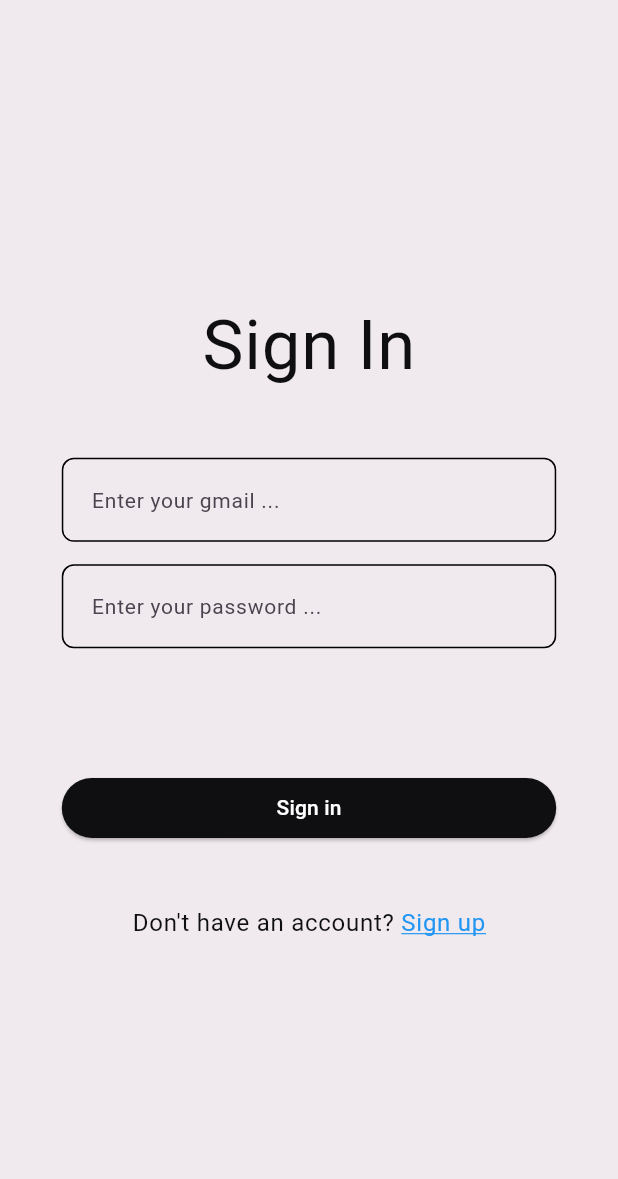
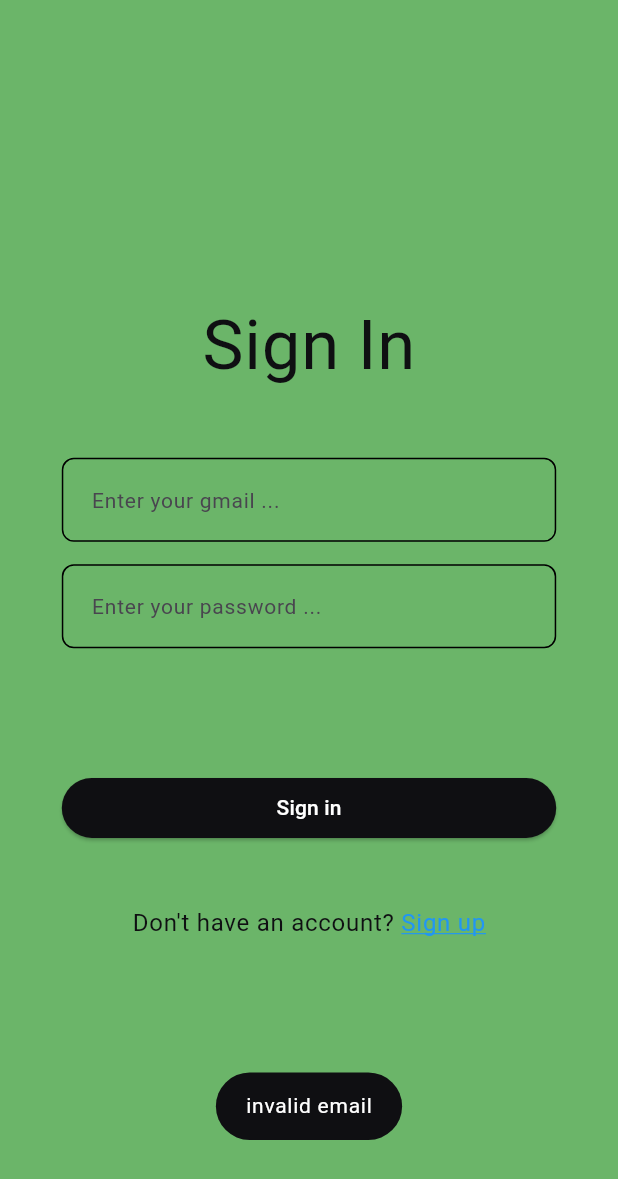
Before and after one commit to Rokobot/my_vr_task, a Flutter app: the screen it shows after launch, after a tap on "Sign in", on a phone screen of 412 x 824 dp. Shown: the top 1179 px of the screen. Run offline on Flutter 3.47's test engine with Material 3 defaults, Android fonts, the phone set to English and light mode, and no system bars; our stand-ins replace bloc, dio, equatable, flutter_bloc, flutter_secure_storage, fluttertoast and 2 more; accounts and stored records are empty; network calls fail.

Commit message:
hive & bloc integreted

```diff
--- a/lib/main.dart
+++ b/lib/main.dart
@@ -1,15 +1,26 @@
+import 'dart:io';
+
 import 'package:flutter/material.dart';
 import 'package:flutter_bloc/flutter_bloc.dart';
+import 'package:hive/hive.dart';
+import 'package:hive_flutter/adapters.dart';
 import 'package:task_app/src/constants/theme_constans.dart';
+import 'package:task_app/src/data/model/hive_model.dart';
+import 'package:task_app/src/logic/bloc/auth_bloc/sign_in_bloc.dart';
 import 'package:task_app/src/logic/cubit/category_cubit/category_cubit.dart';
 import 'package:task_app/src/presentation/screens/auth_screens/sign_in_page.dart';
-import 'package:task_app/src/presentation/screens/auth_screens/sign_up_page.dart';
 import 'package:task_app/src/presentation/screens/general_screens/home_page.dart';
+import 'package:task_app/src/utils/helper_functions/hive_local_storage.dart';
 import 'package:task_app/src/utils/helper_functions/token_secure_storage.dart';
 
-void main() {
+void main()  async {
   ///Init all procces in flutter like async
   WidgetsFlutterBinding.ensureInitialized();
+
+  ///Local Storage Hive init
+  await Hive.initFlutter();
+  await Hive.openBox('user_info');
+
 
   ///Make your app stable rotate
   Orientation.portrait;
@@ -45,6 +56,7 @@ class _MyAppState extends State<MyApp> {
     return MultiBlocProvider(
       providers: [
         BlocProvider(create: (context)=> CategoryCubit()),
+        BlocProvider(create: (context)=> SignInBloc())
       ],
       child: MaterialApp(
         ///Conf your app all theme over main.dart
@@ -59,8 +71,7 @@ class _MyAppState extends State<MyApp> {
                 )),
 
         home: Scaffold(
-          body:
-              _userTokenStatus == '' ? const SignInPage() : const HomeScreen(),
+          body: _userTokenStatus == '' ? const SignInPage() : const HomeScreen(),
         ),
       ),
     );
--- a/lib/src/constants/theme_constans.dart
+++ b/lib/src/constants/theme_constans.dart
@@ -2,7 +2,7 @@ import 'package:flutter/material.dart';
 
 class ThemeColorData{
 
-  Color scaffoldBackgrounColor = const Color(0XFFf0e9ee);
+  Color scaffoldBackgrounColor = const Color(0XFF6bb569);
   Color fontColor = const Color(0XFF0f0f12);
   Color productCardColor = const Color(0XFF192119);
 
--- /dev/null
+++ b/lib/src/logic/bloc/auth_bloc/sign_in_bloc.dart
@@ -0,0 +1,39 @@
+import 'dart:async';
+
+import 'package:bloc/bloc.dart';
+import 'package:equatable/equatable.dart';
+import 'package:flutter/cupertino.dart';
+import 'package:task_app/src/service/rest_service.dart';
+import 'package:task_app/src/utils/extentions/auth_extentions.dart';
+
+import '../../../utils/helper_functions/hive_local_storage.dart';
+import '../../../utils/helper_functions/token_secure_storage.dart';
+
+part 'sign_in_event.dart';
+part 'sign_in_state.dart';
+
+class SignInBloc extends Bloc<SignInEvent, SignInState> {
+  SignInBloc() : super(SignInInitial()) {
+    on<GetTokenEvent>(SignInEventMethod);
+  }
+
+
+  void SignInEventMethod(GetTokenEvent event, Emitter<SignInState> emit){
+
+    ///Extentions to check credental info
+    emit(LoadingState(loading: true));
+    if(event.userEmail.isValidEmail){
+      if(event.userPassword.isValidPassword){
+        emit(LoadingState(loading: false));
+        emit(SignInStateSucces());
+        HiveLocalStorage().hiveWrite(event.userEmail, event.userPassword);
+        DioService().getTokenWithLogin(event.context);
+      }else{
+        emit(ErrorState(errror: 'invalid password '));
+      }
+    }else{
+      emit(ErrorState(errror: 'invalid email'));
+    }
+
+  }
+}
--- /dev/null
+++ b/lib/src/logic/bloc/auth_bloc/sign_in_event.dart
@@ -0,0 +1,19 @@
+part of 'sign_in_bloc.dart';
+
+class SignInEvent extends Equatable {
+  const SignInEvent();
+
+  @override
+  List<Object?> get props => [];
+}
+
+
+class GetTokenEvent extends SignInEvent{
+  final BuildContext context;
+  final String userEmail;
+  final String userPassword;
+  GetTokenEvent({ required this.context, required this.userEmail, required this.userPassword});
+
+  @override
+  List<Object?> get props => [ context, userEmail, userPassword];
+}
--- /dev/null
+++ b/lib/src/logic/bloc/auth_bloc/sign_in_state.dart
@@ -0,0 +1,34 @@
+part of 'sign_in_bloc.dart';
+
+abstract class SignInState extends Equatable {
+  const SignInState();
+}
+
+class SignInInitial extends SignInState {
+  @override
+  List<Object> get props => [];
+}
+
+
+class SignInStateSucces extends SignInState{
+
+  @override
+  List<Object?> get props => [];
+}
+
+class LoadingState extends SignInState{
+  final bool loading;
+
+  LoadingState({required this.loading});
+
+  @override
+  List<Object?> get props => [loading];
+}
+
+class ErrorState extends SignInState{
+  final String errror;
+
+  ErrorState({required this.errror});
+  @override
+  List<Object?> get props=> [errror];
+}
--- a/lib/src/logic/cubit/category_cubit/category_cubit.dart
+++ b/lib/src/logic/cubit/category_cubit/category_cubit.dart
@@ -10,6 +10,8 @@ class CategoryCubit extends Cubit<CategoryState> {
   CategoryCubit() : super(CategoryInitial(value: 'All'));
 
   Widget showDropDown(){
+    List<String> downList =['jewelery','men\'s clothing','women\'s clothing', 'electronics', 'All'];
+    List<String> selectedList =['category 💎','category 👦️','category 👧', 'category ⚡', 'category 😎'];
     return Container(
 
       decoration: BoxDecoration(
@@ -21,20 +23,19 @@ class CategoryCubit extends Cubit<CategoryState> {
         child: DropdownButton(
           dropdownColor: ThemeColorData().scaffoldBackgrounColor,
           borderRadius: BorderRadius.circular(20),
+
           elevation: 100,
           underline: SizedBox(),
-          items: [
-            DropdownMenuItem(child: Text('jewelery'),value: 'jewelery',),
-            DropdownMenuItem(child: Text('men\'s clothing'),value: 'men\'s clothing',),
-            DropdownMenuItem(child: Text('women\'s clothing'),value: 'women\'s clothing',),
-            DropdownMenuItem(child: Text('electronics'),value: 'electronics',),
-            DropdownMenuItem(child: Text('All'),value: 'All',),
-          ],
+          items: downList.map((item) =>DropdownMenuItem( child: Container(constraints: BoxConstraints(minWidth: 200, maxWidth: 200),child: Text(item, style: TextStyle(color: Colors.white),)),value: item,),
+          ).toList(),
           onChanged: (newValue){
             value = newValue!;
             return emit(CategoryNewState(value: value));
           },
           value: value,
+
+          selectedItemBuilder: (value)=> selectedList.map((item) => DropdownMenuItem(child: Text('${item}',style: TextStyle(color: Colors.white,fontSize: 14),))).toList()
+
         ),
       ),
     );
--- a/lib/src/presentation/screens/auth_screens/sign_in_page.dart
+++ b/lib/src/presentation/screens/auth_screens/sign_in_page.dart
@@ -1,10 +1,11 @@
 import 'package:flutter/gestures.dart';
 import 'package:flutter/material.dart';
-import 'package:fluttertoast/fluttertoast.dart';
+import 'package:flutter_bloc/flutter_bloc.dart';
+import 'package:task_app/src/logic/bloc/auth_bloc/sign_in_bloc.dart';
 import 'package:task_app/src/presentation/screens/auth_screens/sign_up_page.dart';
 import 'package:task_app/src/utils//navigator.dart';
-import 'package:task_app/src/service/rest_service.dart';
 import 'package:task_app/src/utils/toast.dart';
+
 
 import '../../../constants/theme_constans.dart';
 import '../../../utils/responsive.dart';
@@ -30,7 +31,34 @@ class _SignInPageState extends State<SignInPage> {
     return Scaffold(
       body: SafeArea(
         child: Center(
-          child: SingleChildScrollView(
+          child: BlocListener<SignInBloc, SignInState>(
+            listener: (context, state){
+              if(state is ErrorState){
+                return ShowToast().showToast(state.errror);
+              }
+            },
+            child: BlocBuilder<SignInBloc, SignInState>(
+              builder: (context, state ){
+                if(state is SignInInitial){
+                  return buildSigIn(context,state);
+                }
+                if(state is LoadingState){
+                  return state.loading ?  CircularProgressIndicator(color: ThemeColorData().productCardColor,)  : buildSigIn(context, state);
+                }
+                if(state is SignInStateSucces){
+                  return buildSigIn(context, state);              }
+
+                return buildSigIn(context, state);
+              },
+            ),
+          )
+        ),
+      ),
+    );
+  }
+
+  SingleChildScrollView buildSigIn(BuildContext ctx, state  ) {
+    return SingleChildScrollView(
           child: Column(
             mainAxisSize: MainAxisSize.min,
             children: [
@@ -47,7 +75,7 @@ class _SignInPageState extends State<SignInPage> {
                     backgroundColor: MaterialStatePropertyAll(ThemeColorData().fontColor),
                   ),
                   onPressed: (){
-                        DioService().getTokenWithLogin(context);
+                    ctx.read<SignInBloc>().add(GetTokenEvent(context: context, userEmail: emailTextController.text, userPassword: passwordTextController.text));
                   }, child: Text('Sign in', style: TextStyle(color: Colors.white),)),
             ),
               SizedBox(height: Responsive().height(context, 0.05),),
@@ -59,9 +87,6 @@ class _SignInPageState extends State<SignInPage> {
               )
             ],
           ),
-          ),
-        ),
-      ),
         );
   }
 }
--- a/lib/src/presentation/screens/general_screens/home_page.dart
+++ b/lib/src/presentation/screens/general_screens/home_page.dart
@@ -1,11 +1,9 @@
 import 'package:flutter/material.dart';
 import 'package:flutter_bloc/flutter_bloc.dart';
 import 'package:task_app/src/constants/theme_constans.dart';
-import 'package:task_app/src/data/model/products_model.dart';
 import 'package:task_app/src/logic/cubit/category_cubit/category_cubit.dart';
+import 'package:task_app/src/presentation/screens/general_screens/profile_page.dart';
 import 'package:task_app/src/presentation/widgets/product_list_screen.dart';
-import 'package:task_app/src/service/rest_service.dart';
-import 'package:task_app/src/utils/responsive.dart';
 
 
 
@@ -17,42 +15,45 @@ class HomeScreen extends StatefulWidget {
 }
 
 class _HomeScreenState extends State<HomeScreen> {
-
+  int currentPageIndex=0;
 
   @override
   Widget build(BuildContext context) {
+
     return  SafeArea(
       child: BlocBuilder<CategoryCubit, CategoryState>(
         builder: (context, state){
           if(state is CategoryInitial){
-            return Scaffold(
-                appBar: AppBar(
-                  actions: [
-                    context.read<CategoryCubit>().showDropDown(),
-                  ],
-                  backgroundColor: ThemeColorData().productCardColor,
-                  automaticallyImplyLeading: false,
-                  title: Text('🛍️TerndOL ', style: TextStyle(color: Colors.white),),
-                ),
-                body: ProductListWidget(selectedCategory: state.value!,)
-            );
+            return buildScaffold(context, state);
           }
           if(state is CategoryNewState){
-            return Scaffold(
-                appBar: AppBar(
-                  actions: [
-                    context.read<CategoryCubit>().showDropDown(),
-                  ],
-                  backgroundColor: ThemeColorData().productCardColor,
-                  automaticallyImplyLeading: false,
-                  title: Text('🛍️TerndOL ', style: TextStyle(color: Colors.white),),
-                ),
-                body: ProductListWidget(selectedCategory: state.value!,)
-            );
+            return buildScaffold(context, state);
           }
           return Container();
         },
       ),
     );
   }
+
+  Scaffold buildScaffold(BuildContext context,  state) {
+    return Scaffold(
+              appBar: AppBar(
+                actions: [
+                  context.read<CategoryCubit>().showDropDown(),
+                ],
+                backgroundColor: ThemeColorData().productCardColor,
+                automaticallyImplyLeading: false,
+                title: Text('🛍️TerndOL ', style: TextStyle(color: Colors.white),),
+              ),
+              body: currentPageIndex == 0 ?  ProductListWidget(selectedCategory: state.value!,) : ProfilePage(),
+              bottomNavigationBar: BottomNavigationBar(
+                onTap: (index){
+                  setState(() {
+                    currentPageIndex = index;
+                  });
+                },
+                  backgroundColor: ThemeColorData().productCardColor,
+                  items: [BottomNavigationBarItem(icon: Icon(Icons.store), label: ''),BottomNavigationBarItem(icon: Icon(Icons.person),label: '')]),
+          );
+  }
 }
--- a/lib/src/service/rest_service.dart
+++ b/lib/src/service/rest_service.dart
@@ -23,6 +23,7 @@ class DioService {
           options: Options(contentType: 'application/json'));
       if (response.statusCode == 200) {
         print(response.data['token']);
+
         ///Show with toast succes procces
         ShowToast().showToast('👌 response status message: ${response.statusMessage}');
         ///Add token to secure storage (Local Data)
@@ -64,7 +65,6 @@ class DioService {
   ///Fetch Products
   Future<List<ProductsModel>> getAllProducts(int skip) async {
     List<ProductsModel> productsList = [];
-
     try {
       var response = await dio.get(
         '${DataConstans().baseUrl}/products',
--- /dev/null
+++ b/lib/src/utils/helper_functions/hive_local_storage.dart
@@ -0,0 +1,23 @@
+import 'package:flutter/material.dart';
+import 'package:hive/hive.dart';
+import 'package:task_app/src/data/model/hive_model.dart';
+
+
+class HiveLocalStorage{
+  var userInfo = Hive.box('user_info');
+  void hiveWrite(String userEmail, String userPassowrd){
+    HiveModel hiveModel =  HiveModel(userEmail: userEmail, userPassowrd: userPassowrd);
+    userInfo.put('user_email',hiveModel.userEmail);
+    userInfo.put('user_password',hiveModel.userPassowrd);
+
+  }
+
+  List<dynamic> hiveRead(){
+    String userEmail = userInfo.get('user_email');
+    String userPassowrd = userInfo.get('user_password');
+    print(userEmail);
+    return [userEmail, userPassowrd];
+  }
+
+
+}
```
Also changed, not shown: lib/src/data/model/hive_model.dart (added, +14 -0 lines), lib/src/presentation/screens/general_screens/profile_page.dart (added, +143 -0 lines), lib/src/presentation/screens/general_screens/setting_page.dart (added, +79 -0 lines), lib/src/presentation/widgets/custom_dialog_widget.dart (added, +84 -0 lines), lib/src/utils/extentions/auth_extentions.dart (added, +12 -0 lines), pubspec.yaml (+9 -3 lines), assets/images/profile.jpg (added), assets/images/shop.png (added), pubspec.lock. Lines whose indentation alone changed are shown as unchanged.
